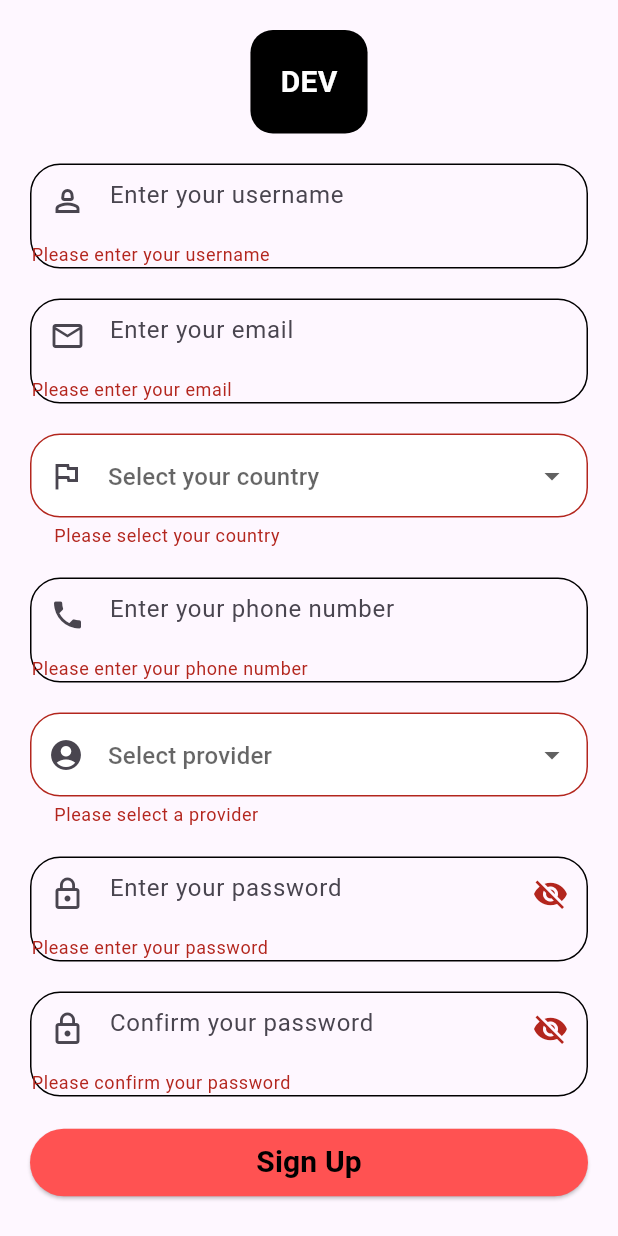
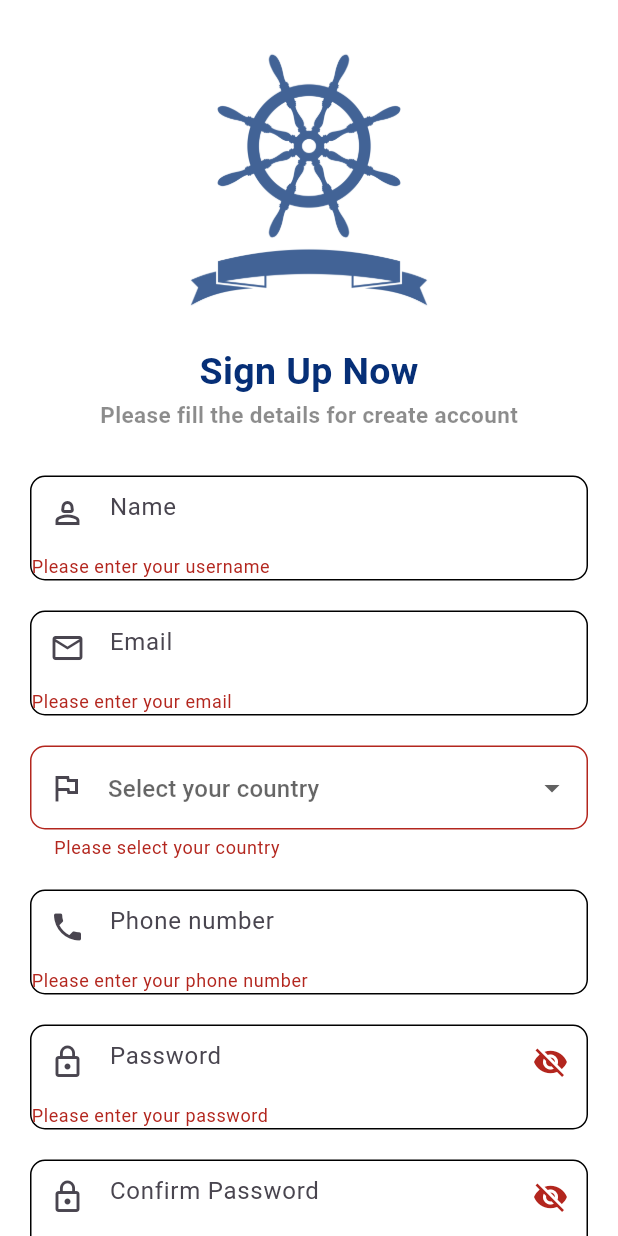
Before and after one commit to AvijitDasAvi/SLA-Flutter-Course, a Flutter app: the SignUp screen opened directly, after a tap on "Sign Up", on a phone screen of 412 x 824 dp. Run offline on Flutter 3.47's test engine with Material 3 defaults, Android fonts, the light colour scheme and no system bars.

Commit message:
7th assignment done

```diff
--- a/assignment7/lib/main.dart
+++ b/assignment7/lib/main.dart
@@ -1,5 +1,4 @@
-import 'package:assignment7/pages/login_page.dart';
-import 'package:assignment7/pages/sign_up.dart';
+import 'package:assignment7/pages/onboarding_page.dart';
 import 'package:flutter/material.dart';
 
 void main() {
@@ -14,7 +13,7 @@ class MyApp extends StatelessWidget {
     return MaterialApp(
       debugShowCheckedModeBanner: false,
       title: "Assignment 7th",
-      home: HomePage(),
+      home: OnboardingPage(),
     );
   }
 }
--- a/assignment7/lib/pages/sign_up.dart
+++ b/assignment7/lib/pages/sign_up.dart
@@ -1,3 +1,4 @@
+import 'package:assignment7/pages/login_page.dart';
 import 'package:flutter/material.dart';
 
 class SignUp extends StatefulWidget {
@@ -16,7 +17,6 @@ class _SignUpState extends State<SignUp> {
   final phoneController = TextEditingController();
   bool _isObscure = true;
   String? selectedCountry;
-  String? selectedProvider;
 
   @override
   void dispose() {
@@ -31,6 +31,7 @@ class _SignUpState extends State<SignUp> {
   @override
   Widget build(BuildContext context) {
     return Scaffold(
+      backgroundColor: Colors.white,
       body: SingleChildScrollView(
         child: Form(
           key: _formKey,
@@ -39,32 +40,39 @@ class _SignUpState extends State<SignUp> {
             child: Column(
               mainAxisAlignment: MainAxisAlignment.center,
               children: [
-                Container(
-                  padding: const EdgeInsets.all(20.0),
-                  decoration: BoxDecoration(
-                    color: Colors.black,
-                    borderRadius: BorderRadius.circular(15.0),
-                  ),
-                  child: const Text(
-                    "DEV",
-                    style: TextStyle(
-                      color: Colors.white,
-                      fontSize: 20.0,
-                      fontWeight: FontWeight.bold,
-                    ),
+                Image.asset(
+                  "assets/images/ship.jpg",
+                  height: 200.0,
+                  width: 200.0,
+                ),
+                const SizedBox(height: 10.0),
+                const Text(
+                  "Sign Up Now",
+                  style: TextStyle(
+                    color: Color.fromARGB(255, 6, 47, 119),
+                    fontSize: 25.0,
+                    fontWeight: FontWeight.bold,
                   ),
                 ),
-                const SizedBox(height: 20.0),
+                const Text(
+                  "Please fill the details for create account",
+                  style: TextStyle(
+                    color: Colors.black45,
+                    fontSize: 15.0,
+                    fontWeight: FontWeight.bold,
+                  ),
+                ),
+                const SizedBox(height: 30.0),
                 Container(
                   decoration: BoxDecoration(
                     border: Border.all(),
-                    borderRadius: BorderRadius.circular(20.0),
+                    borderRadius: BorderRadius.circular(10.0),
                   ),
                   child: TextFormField(
                     controller: usernameController,
                     decoration: const InputDecoration(
                       border: InputBorder.none,
-                      hintText: "Enter your username",
+                      hintText: "Name",
                       prefixIcon: Icon(Icons.person_2_outlined),
                     ),
                     validator: (value) {
@@ -81,13 +89,13 @@ class _SignUpState extends State<SignUp> {
                 Container(
                   decoration: BoxDecoration(
                     border: Border.all(),
-                    borderRadius: BorderRadius.circular(20.0),
+                    borderRadius: BorderRadius.circular(10.0),
                   ),
                   child: TextFormField(
                     controller: emailController,
                     decoration: const InputDecoration(
                       border: InputBorder.none,
-                      hintText: "Enter your email",
+                      hintText: "Email",
                       prefixIcon: Icon(Icons.email_outlined),
                     ),
                     validator: (value) {
@@ -102,16 +110,15 @@ class _SignUpState extends State<SignUp> {
                   ),
                 ),
                 const SizedBox(height: 20.0),
-                // Country Dropdown Field
                 DropdownButtonFormField<String>(
                   value: selectedCountry,
                   decoration: InputDecoration(
                     border: OutlineInputBorder(
-                      borderRadius: BorderRadius.circular(20.0),
+                      borderRadius: BorderRadius.circular(10.0),
                     ),
                     filled: true,
                     fillColor: Colors.white,
-                    prefixIcon: Icon(Icons.flag_outlined),
+                    prefixIcon: const Icon(Icons.flag_outlined),
                     hintText: 'Select your country',
                   ),
                   items: ['United States', 'Canada', 'India', 'United Kingdom']
@@ -129,17 +136,16 @@ class _SignUpState extends State<SignUp> {
                       value == null ? 'Please select your country' : null,
                 ),
                 const SizedBox(height: 20.0),
-                // Phone Number Field
                 Container(
                   decoration: BoxDecoration(
                     border: Border.all(),
-                    borderRadius: BorderRadius.circular(20.0),
+                    borderRadius: BorderRadius.circular(10.0),
                   ),
                   child: TextFormField(
                     controller: phoneController,
                     decoration: const InputDecoration(
                       border: InputBorder.none,
-                      hintText: "Enter your phone number",
+                      hintText: "Phone number",
                       prefixIcon: Icon(Icons.phone),
                     ),
                     keyboardType: TextInputType.phone,
@@ -154,44 +160,17 @@ class _SignUpState extends State<SignUp> {
                   ),
                 ),
                 const SizedBox(height: 20.0),
-                // Provider Dropdown Field
-                DropdownButtonFormField<String>(
-                  value: selectedProvider,
-                  decoration: InputDecoration(
-                    border: OutlineInputBorder(
-                      borderRadius: BorderRadius.circular(20.0),
-                    ),
-                    filled: true,
-                    fillColor: Colors.white,
-                    prefixIcon: Icon(Icons.account_circle),
-                    hintText: 'Select provider',
-                  ),
-                  items: ['Provider A', 'Provider B', 'Provider C']
-                      .map((provider) => DropdownMenuItem(
-                            value: provider,
-                            child: Text(provider),
-                          ))
-                      .toList(),
-                  onChanged: (value) {
-                    setState(() {
-                      selectedProvider = value;
-                    });
-                  },
-                  validator: (value) =>
-                      value == null ? 'Please select a provider' : null,
-                ),
-                const SizedBox(height: 20.0),
                 Container(
                   decoration: BoxDecoration(
                     border: Border.all(),
-                    borderRadius: BorderRadius.circular(20.0),
+                    borderRadius: BorderRadius.circular(10.0),
                   ),
                   child: TextFormField(
                     controller: passwordController,
                     obscureText: _isObscure,
                     decoration: InputDecoration(
                       border: InputBorder.none,
-                      hintText: "Enter your password",
+                      hintText: "Password",
                       prefixIcon: const Icon(Icons.lock_outline),
                       suffixIcon: IconButton(
                         icon: Icon(
@@ -199,8 +178,7 @@ class _SignUpState extends State<SignUp> {
                         ),
                         onPressed: () {
                           setState(() {
-                            _isObscure =
-                                !_isObscure; // Toggle password visibility
+                            _isObscure = !_isObscure;
                           });
                         },
                       ),
@@ -219,14 +197,14 @@ class _SignUpState extends State<SignUp> {
                 Container(
                   decoration: BoxDecoration(
                     border: Border.all(),
-                    borderRadius: BorderRadius.circular(20.0),
+                    borderRadius: BorderRadius.circular(10.0),
                   ),
                   child: TextFormField(
                     controller: confirmPasswordController,
                     obscureText: _isObscure,
                     decoration: InputDecoration(
                       border: InputBorder.none,
-                      hintText: "Confirm your password",
+                      hintText: "Confirm Password",
                       prefixIcon: const Icon(Icons.lock_outline),
                       suffixIcon: IconButton(
                         icon: Icon(
@@ -234,8 +212,7 @@ class _SignUpState extends State<SignUp> {
                         ),
                         onPressed: () {
                           setState(() {
-                            _isObscure =
-                                !_isObscure; // Toggle password visibility
+                            _isObscure = !_isObscure;
                           });
                         },
                       ),
@@ -251,35 +228,76 @@ class _SignUpState extends State<SignUp> {
                   ),
                 ),
                 const SizedBox(height: 20.0),
-                ElevatedButton(
-                  onPressed: () {
+                InkWell(
+                  borderRadius: BorderRadius.circular(10.0),
+                  onTap: () {
                     if (_formKey.currentState!.validate()) {
                       String username = usernameController.text;
                       String email = emailController.text;
                       String password = passwordController.text;
+                      String confirmPassword = confirmPasswordController.text;
                       String phone = phoneController.text;
                       String country = selectedCountry ?? 'No country selected';
-                      String provider =
-                          selectedProvider ?? 'No provider selected';
+
+                      print("Username: $username");
+                      print("Email: $email");
+                      print("Password: $password");
+                      print("Confirm Password: $confirmPassword");
+                      print("Phone: $phone");
+                      print("Country: $country");
                     }
                   },
-                  style: ElevatedButton.styleFrom(
-                    backgroundColor: Colors.redAccent,
-                  ),
-                  child: const Padding(
-                    padding: EdgeInsets.all(8.0),
-                    child: Center(
+                  child: Container(
+                    padding: const EdgeInsets.all(10.0),
+                    width: MediaQuery.of(context).size.width,
+                    decoration: BoxDecoration(
+                      color: const Color.fromARGB(255, 6, 47, 119),
+                      borderRadius: BorderRadius.circular(10.0),
+                    ),
+                    child: const Center(
                       child: Text(
                         "Sign Up",
                         style: TextStyle(
-                          color: Colors.black,
+                          color: Colors.white,
                           fontWeight: FontWeight.bold,
-                          fontSize: 20.0,
+                          fontSize: 18.0,
                         ),
                       ),
                     ),
                   ),
                 ),
+                const SizedBox(
+                  height: 15.0,
+                ),
+                Row(
+                  mainAxisAlignment: MainAxisAlignment.center,
+                  children: [
+                    const Text(
+                      "Don't have an account?",
+                      style: TextStyle(
+                        color: Colors.black45,
+                        fontWeight: FontWeight.w800,
+                        fontSize: 15.0,
+                      ),
+                    ),
+                    InkWell(
+                      onTap: () {
+                        Navigator.push(
+                            context,
+                            MaterialPageRoute(
+                                builder: (context) => const LoginPage()));
+                      },
+                      child: const Text(
+                        " Log In",
+                        style: TextStyle(
+                          color: Color.fromARGB(255, 6, 47, 119),
+                          fontWeight: FontWeight.bold,
+                          fontSize: 18.0,
+                        ),
+                      ),
+                    )
+                  ],
+                )
               ],
             ),
           ),
--- a/assignment7/pubspec.yaml
+++ b/assignment7/pubspec.yaml
@@ -59,8 +59,8 @@ flutter:
   uses-material-design: true
 
   # To add assets to your application, add an assets section, like this:
-  # assets:
-  #   - images/a_dot_burr.jpeg
+  assets:
+    - assets/images/
   #   - images/a_dot_ham.jpeg
 
   # An image asset can refer to one or more resolution-specific "variants", see
```
Also changed, not shown: assignment7/lib/pages/login_page.dart (+106 -38 lines), assignment7/lib/pages/onboarding_page.dart (added, +106 -0 lines), assignment7/assets/images/ship.jpg (added).
